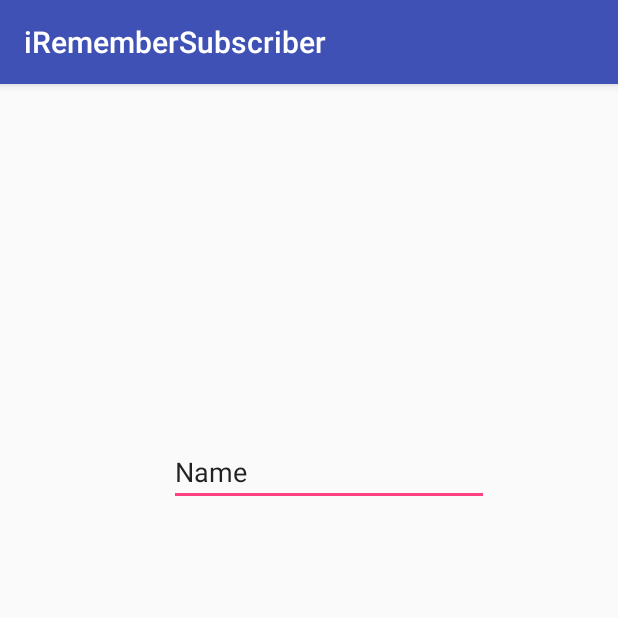
After one commit to kajsaorn/iRemember, an Android app: the PlayerActivity screen opened directly, with no data from a screen before it, on a phone screen of 412 x 824 dp, the top half of it. The commit adds this screen. Run offline under Robolectric (Android 15) with nearby library versions, the phone set to English and light mode, and no system bars.

Commit message:
hope it works

```diff
--- a/iRememberSubscriber/app/src/main/AndroidManifest.xml
+++ b/iRememberSubscriber/app/src/main/AndroidManifest.xml
@@ -18,9 +18,11 @@
         </activity>
 
         <service
-            android:name=".availabilityService"
+            android:name=".AvailabilityService"
             android:enabled="true"
-            android:exported="true"></service>
+            android:exported="true" />
+
+        <activity android:name=".PlayerActivity"></activity>
     </application>
 
 </manifest>
--- /dev/null
+++ b/iRememberSubscriber/app/src/main/java/com/iremember/subscriber/iremembersubscriber/PlayerActivity.java
@@ -0,0 +1,21 @@
+package com.iremember.subscriber.iremembersubscriber;
+
+import android.content.Intent;
+import android.support.v7.app.AppCompatActivity;
+import android.os.Bundle;
+import android.widget.EditText;
+
+public class PlayerActivity extends AppCompatActivity {
+    private EditText mEditText;
+
+    @Override
+    protected void onCreate(Bundle savedInstanceState) {
+        super.onCreate(savedInstanceState);
+        setContentView(R.layout.activity_player);
+        mEditText = findViewById(R.id.mealText);
+        Intent playIntent = getIntent();
+        String mString = playIntent.getStringExtra("meal_command");
+        mEditText.setText(mEditText.getText());
+
+    }
+}
--- /dev/null
+++ b/iRememberSubscriber/app/src/main/res/layout/activity_player.xml
@@ -0,0 +1,22 @@
+<?xml version="1.0" encoding="utf-8"?>
+<android.support.constraint.ConstraintLayout xmlns:android="http://schemas.android.com/apk/res/android"
+    xmlns:app="http://schemas.android.com/apk/res-auto"
+    xmlns:tools="http://schemas.android.com/tools"
+    android:layout_width="match_parent"
+    android:layout_height="match_parent"
+    tools:context="com.iremember.subscriber.iremembersubscriber.PlayerActivity">
+
+    <EditText
+        android:id="@+id/mealText"
+        android:layout_width="wrap_content"
+        android:layout_height="wrap_content"
+        android:layout_marginEnd="71dp"
+        android:layout_marginStart="98dp"
+        android:layout_marginTop="236dp"
+        android:ems="10"
+        android:inputType="textPersonName"
+        android:text="Name"
+        app:layout_constraintEnd_toEndOf="parent"
+        app:layout_constraintStart_toStartOf="parent"
+        app:layout_constraintTop_toTopOf="parent" />
+</android.support.constraint.ConstraintLayout>
```
Also changed, not shown: iRememberSubscriber/app/src/main/java/com/iremember/subscriber/iremembersubscriber/MainActivity.java (+9 -3 lines), iRememberSubscriber/app/src/main/java/com/iremember/subscriber/iremembersubscriber/availabilityService.java (+72 -6 lines).
